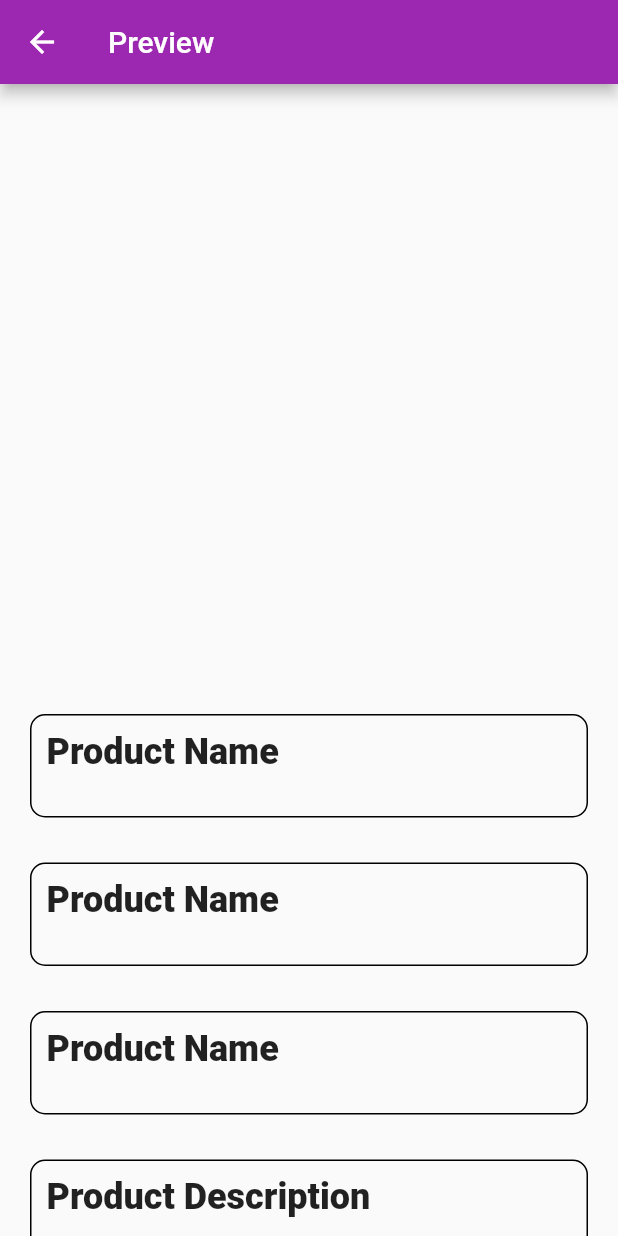
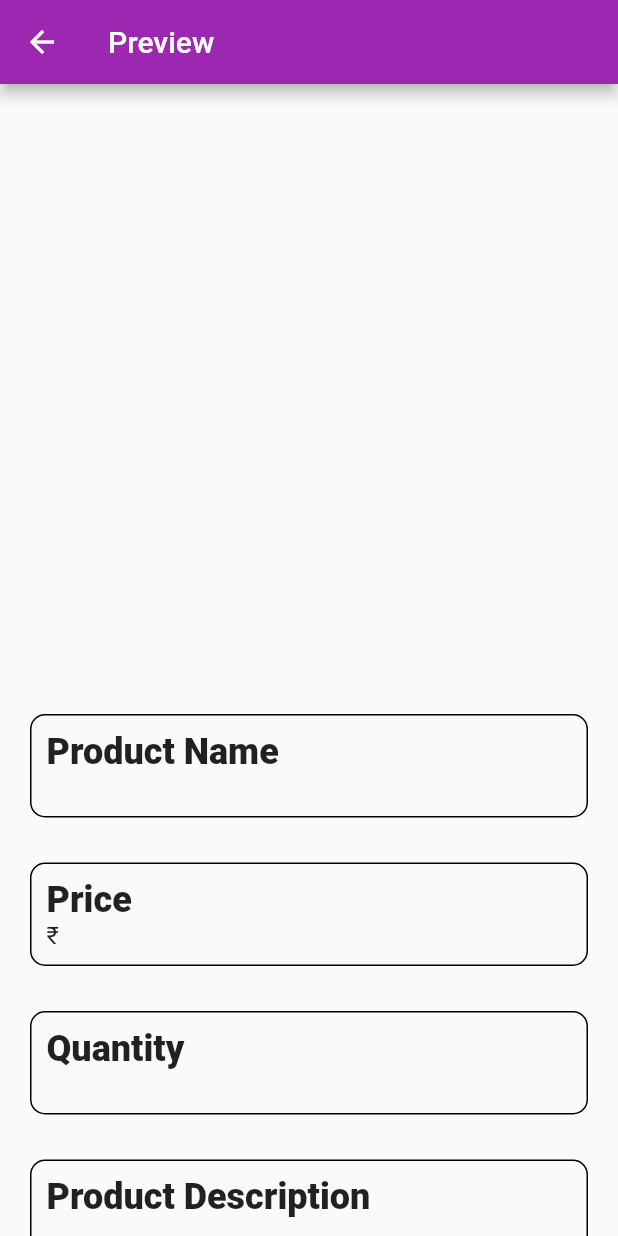
Before and after one commit to ayyyushhhhh/beauty-ecommerce-admin, a Flutter app: the PreviewScreen screen opened directly with empty values, on a phone screen of 412 x 824 dp. Run offline on Flutter 3.47's test engine with Material 2 defaults, Android fonts, the light colour scheme and no system bars; drawn by our look-alikes of carousel_slider; our stand-ins replace cloud_firestore, firebase_auth, firebase_core, firebase_storage, image_picker; missing offline and left inert: zefyrka; accounts and stored records are empty.

Commit message:
product widget added

```diff
--- a/lib/main.dart
+++ b/lib/main.dart
@@ -1,4 +1,6 @@
 import 'package:beauty_app/screens/authentication_screen.dart';
+import 'package:beauty_app/screens/products_screen.dart';
+import 'package:beauty_app/screens/upload_data_screen.dart';
 import 'package:firebase_core/firebase_core.dart';
 import 'package:flutter/material.dart';
 
@@ -26,7 +28,7 @@ class MyApp extends StatelessWidget {
       theme: ThemeData(
         primarySwatch: Colors.purple,
       ),
-      home: const AuthenticationScreen(),
+      home: const ProductsScreen(),
     );
   }
 }
--- a/lib/screens/preview_data_screen.dart
+++ b/lib/screens/preview_data_screen.dart
@@ -27,14 +27,17 @@ class _PreviewScreenState extends State<PreviewScreen> {
           child: Column(
             children: [
               CarouselSlider(
-                options: CarouselOptions(height: 400.0),
+                options: CarouselOptions(
+                  height: 400.0,
+                  aspectRatio: 1 / 1,
+                ),
                 items: widget.product.images.map((image) {
                   return Builder(
                     builder: (BuildContext context) {
                       return Container(
                         width: MediaQuery.of(context).size.width,
                         margin: EdgeInsets.symmetric(horizontal: 5.0),
-                        decoration: BoxDecoration(color: Colors.amber),
+                        decoration: BoxDecoration(color: Colors.white),
                         child: Image.network(image),
                       );
                     },
@@ -45,27 +48,54 @@ class _PreviewScreenState extends State<PreviewScreen> {
                   title: "Product Name", value: widget.product.name),
               SizedBox(height: 10),
               _buildDataWidget(
-                  title: "Product Name", value: widget.product.mrp),
+                  title: "Price", value: "₹ " + widget.product.mrp),
               SizedBox(height: 10),
               _buildDataWidget(
-                  title: "Product Name", value: widget.product.quantity),
+                  title: "Quantity", value: widget.product.quantity),
               SizedBox(height: 10),
               _buildDataWidget(
                   title: "Product Description",
                   value: widget.product.productDescription),
               SizedBox(height: 10),
+              Container(
+                margin: EdgeInsets.all(20),
+                child: Column(
+                  children: [
+                    Row(
+                      children: [
+                        Text("Cruelty Free: "),
+                        SizedBox(width: 10),
+                        Checkbox(
+                            value: widget.product.crueltyFree,
+                            onChanged: (value) {}),
+                      ],
+                    ),
+                    SizedBox(height: 10),
+                    Row(
+                      children: [
+                        Text("In Stocks: "),
+                        SizedBox(width: 10),
+                        Checkbox(
+                            value: widget.product.inStocks,
+                            onChanged: (value) {}),
+                      ],
+                    ),
+                  ],
+                ),
+              ),
+              SizedBox(height: 10),
               _buildDataWidget(
                   title: "Benefits", value: widget.product.benefits),
               SizedBox(height: 10),
               _buildDataWidget(
-                  title: "Product Name", value: widget.product.ingredients),
+                  title: "Ingredients", value: widget.product.ingredients),
               SizedBox(height: 10),
               _buildDataWidget(
-                  title: "Product Name",
+                  title: "Importer Address",
                   value: widget.product.addressofImporter),
               SizedBox(height: 10),
               _buildDataWidget(
-                  title: "Product Name", value: widget.product.nameOfImporter),
+                  title: "Importer Name", value: widget.product.nameOfImporter),
               SizedBox(height: 10),
               ElevatedButton(
                 onPressed: _uploadProduct,
--- a/pubspec.yaml
+++ b/pubspec.yaml
@@ -34,6 +34,7 @@ dependencies:
   firebase_storage: ^10.2.4
   firebase_auth: ^3.3.4
   carousel_slider: ^4.0.0
+  zefyrka: ^1.1.1
   flutter:
     sdk: flutter
 
```
Also changed, not shown: lib/screens/products_screen.dart (added, +45 -0 lines), lib/screens/upload_data_screen.dart (+37 -2 lines), lib/services/firebase/cloud_database.dart (+20 -2 lines), lib/widgets/product_widget.dart (added, +70 -0 lines), pubspec.lock.
